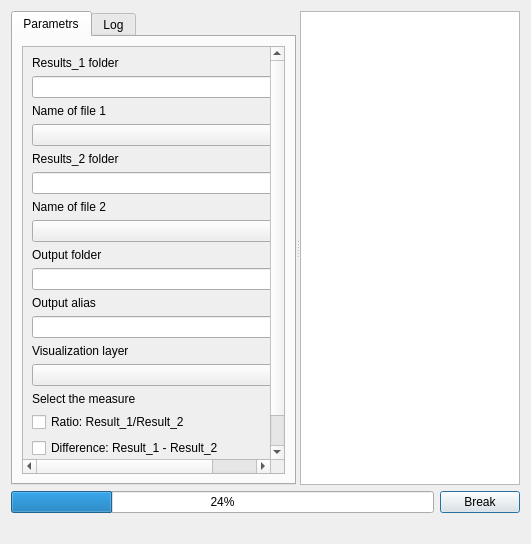
The window that UI/relative.ui (ishusterman/tau_net_calc) describes before a commit, drawn with Qt 5.
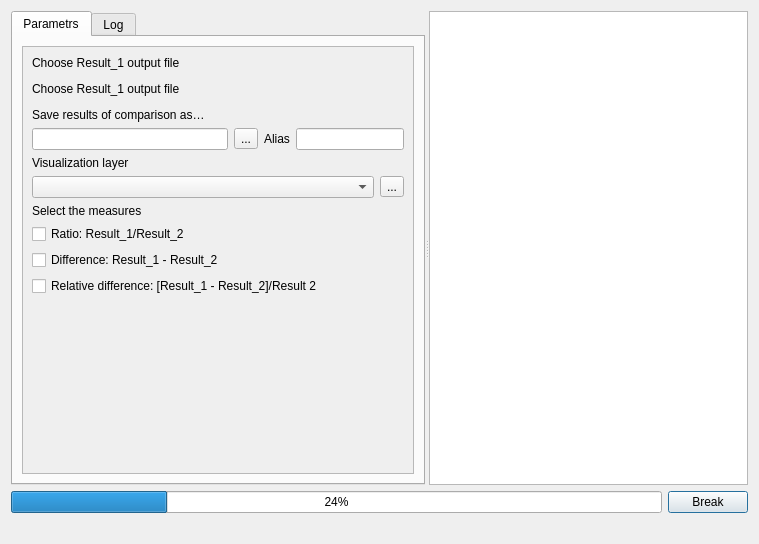
The same window after the commit. Custom widgets are drawn as their Qt base class.

```diff
--- a/UI/relative.ui
+++ b/UI/relative.ui
@@ -9,7 +9,7 @@
    <rect>
     <x>0</x>
     <y>0</y>
-    <width>531</width>
+    <width>759</width>
     <height>544</height>
    </rect>
   </property>
@@ -81,10 +81,10 @@
           <widget class="QWidget" name="scrollAreaWidgetContents_2">
            <property name="geometry">
             <rect>
-             <x>-97</x>
-             <y>-182</y>
-             <width>345</width>
-             <height>548</height>
+             <x>0</x>
+             <y>0</y>
+             <width>383</width>
+             <height>399</height>
             </rect>
            </property>
            <property name="sizePolicy">
@@ -102,86 +102,43 @@
               <item row="3" column="0">
                <widget class="QLabel" name="label_2">
                 <property name="text">
-                 <string>Results_1 folder</string>
+                 <string>Choose Result_1 output file</string>
                 </property>
                </widget>
               </item>
               <item row="4" column="0" colspan="2">
                <layout class="QHBoxLayout" name="horizontalLayout_31">
                 <item>
-                 <widget class="QLineEdit" name="txtPathToPT">
-                  <property name="sizePolicy">
-                   <sizepolicy hsizetype="Expanding" vsizetype="Maximum">
-                    <horstretch>0</horstretch>
-                    <verstretch>0</verstretch>
-                   </sizepolicy>
-                  </property>
-                  <property name="baseSize">
-                   <size>
-                    <width>16</width>
-                    <height>0</height>
-                   </size>
-                  </property>
-                 </widget>
-                </item>
-                <item>
-                 <widget class="QToolButton" name="toolButton_PT">
-                  <property name="text">
-                   <string>...</string>
+                 <widget class="QgsFileWidget" name="widget_result1">
+                  <property name="fileWidgetButtonVisible">
+                   <bool>true</bool>
                   </property>
                  </widget>
                 </item>
                </layout>
               </item>
               <item row="6" column="0">
-               <widget class="QLabel" name="label_7">
-                <property name="text">
-                 <string>Name of file 1</string>
-                </property>
-               </widget>
-              </item>
-              <item row="8" column="0">
                <widget class="QLabel" name="label_3">
                 <property name="text">
-                 <string>Results_2 folder</string>
+                 <string>Choose Result_1 output file</string>
                 </property>
                </widget>
               </item>
-              <item row="9" column="0" colspan="2">
+              <item row="7" column="0" colspan="2">
                <layout class="QHBoxLayout" name="horizontalLayout_311">
                 <item>
-                 <widget class="QLineEdit" name="txtPathToCar">
-                  <property name="sizePolicy">
-                   <sizepolicy hsizetype="Expanding" vsizetype="Maximum">
-                    <horstretch>0</horstretch>
-                    <verstretch>0</verstretch>
-                   </sizepolicy>
-                  </property>
-                  <property name="baseSize">
-                   <size>
-                    <width>16</width>
-                    <height>0</height>
-                   </size>
-                  </property>
-                 </widget>
-                </item>
-                <item>
-                 <widget class="QToolButton" name="toolButton_Car">
-                  <property name="text">
-                   <string>...</string>
-                  </property>
-                 </widget>
+                 <widget class="QgsFileWidget" name="widget_result2"/>
                 </item>
                </layout>
               </item>
-              <item row="14" column="0">
+              <item row="10" column="0">
                <widget class="QLabel" name="label_1">
                 <property name="text">
-                 <string>Output folder</string>
+                 <string>Save results of comparison as…</string>
                 </property>
                </widget>
               </item>
-              <item row="16" column="0" colspan="2">
+              <item row="12" column="0" colspan="2">
                <layout class="QHBoxLayout" name="horizontalLayout_3">
                 <item>
                  <widget class="QLineEdit" name="txtPathToOutput">
@@ -206,39 +163,33 @@
                   </property>
                  </widget>
                 </item>
+                <item>
+                 <widget class="QLabel" name="lblAlias">
+                  <property name="text">
+                   <string>Alias</string>
+                  </property>
+                 </widget>
+                </item>
+                <item>
+                 <widget class="QLineEdit" name="txtAlias">
+                  <property name="sizePolicy">
+                   <sizepolicy hsizetype="Fixed" vsizetype="Fixed">
+                    <horstretch>0</horstretch>
+                    <verstretch>0</verstretch>
+                   </sizepolicy>
+                  </property>
+                 </widget>
+                </item>
                </layout>
               </item>
-              <item row="17" column="0">
-               <widget class="QLabel" name="label_5">
-                <property name="sizePolicy">
-                 <sizepolicy hsizetype="Fixed" vsizetype="Fixed">
-                  <horstretch>0</horstretch>
-                  <verstretch>0</verstretch>
-                 </sizepolicy>
-                </property>
-                <property name="text">
-                 <string>Output alias</string>
-                </property>
-               </widget>
-              </item>
-              <item row="18" column="0" colspan="2">
-               <widget class="QLineEdit" name="txtAlias">
-                <property name="sizePolicy">
-                 <sizepolicy hsizetype="Expanding" vsizetype="Fixed">
-                  <horstretch>0</horstretch>
-                  <verstretch>0</verstretch>
-                 </sizepolicy>
-                </property>
-               </widget>
-              </item>
-              <item row="19" column="0">
+              <item row="14" column="0">
                <widget class="QLabel" name="label">
                 <property name="text">
                  <string>Visualization layer</string>
                 </property>
                </widget>
               </item>
-              <item row="20" column="0" colspan="2">
+              <item row="15" column="0" colspan="2">
                <layout class="QHBoxLayout" name="horizontalLayout_6">
                 <item>
                  <widget class="QgsMapLayerComboBox" name="cbVisLayers"/>
@@ -252,61 +203,34 @@
                 </item>
                </layout>
               </item>
-              <item row="21" column="0">
+              <item row="16" column="0">
                <widget class="QLabel" name="label_6">
                 <property name="text">
-                 <string>Select the measure</string>
+                 <string>Select the measures</string>
                 </property>
                </widget>
               </item>
-              <item row="22" column="0">
+              <item row="17" column="0">
                <widget class="QCheckBox" name="cb_ratio">
                 <property name="text">
                  <string>Ratio: Result_1/Result_2</string>
                 </property>
                </widget>
               </item>
-              <item row="23" column="0">
+              <item row="18" column="0">
                <widget class="QCheckBox" name="cb_difference">
                 <property name="text">
                  <string>Difference: Result_1 - Result_2</string>
                 </property>
                </widget>
               </item>
-              <item row="24" column="0">
+              <item row="19" column="0">
                <widget class="QCheckBox" name="cb_relative_difference">
                 <property name="text">
                  <string>Relative difference: [Result_1 - Result_2]/Result 2</string>
                 </property>
                </widget>
               </item>
-              <item row="7" column="0" colspan="2">
-               <widget class="QComboBox" name="cmbListFiles1">
-                <property name="sizePolicy">
-                 <sizepolicy hsizetype="Expanding" vsizetype="Fixed">
-                  <horstretch>0</horstretch>
-                  <verstretch>0</verstretch>
-                 </sizepolicy>
-                </property>
-               </widget>
-              </item>
-              <item row="12" column="0">
-               <widget class="QLabel" name="label_8">
-                <property name="text">
-                 <string>Name of file 2</string>
-                </property>
-               </widget>
-              </item>
-              <item row="13" column="0" colspan="2">
-               <widget class="QComboBox" name="cmbListFiles2">
-                <property name="sizePolicy">
-                 <sizepolicy hsizetype="Expanding" vsizetype="Fixed">
-                  <horstretch>0</horstretch>
-                  <verstretch>0</verstretch>
-                 </sizepolicy>
-                </property>
-               </widget>
-              </item>
              </layout>
             </item>
            </layout>
@@ -380,6 +304,11 @@
   </layout>
  </widget>
  <customwidgets>
+  <customwidget>
+   <class>QgsFileWidget</class>
+   <extends>QWidget</extends>
+   <header>qgsfilewidget.h</header>
+  </customwidget>
   <customwidget>
    <class>QgsMapLayerComboBox</class>
    <extends>QComboBox</extends>
```
